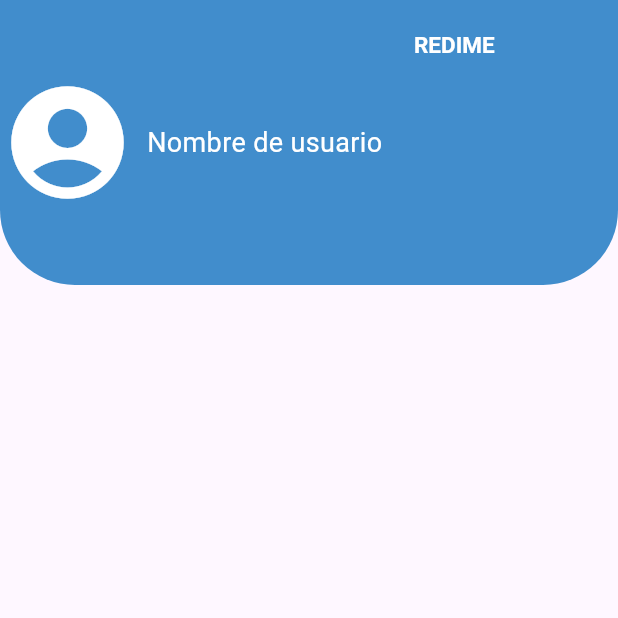
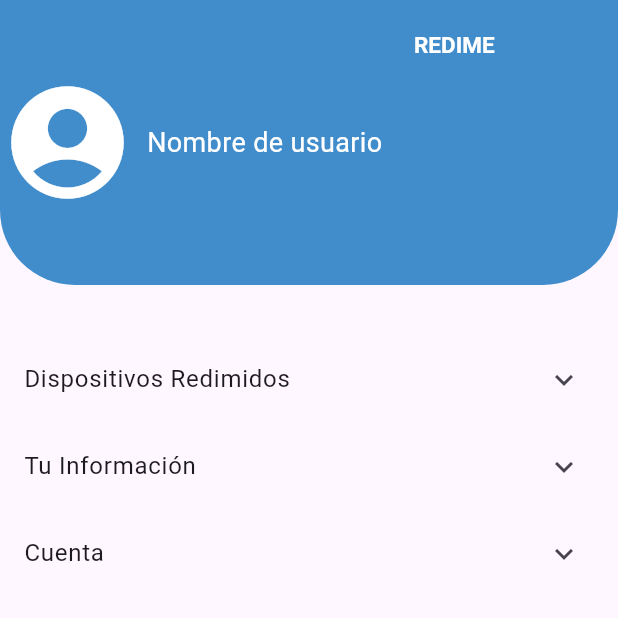
Before and after one commit to danniebravo/REDIME, a Flutter app: the HomeView screen opened by its route, on a phone screen of 412 x 824 dp, the top half of it. Run offline on Flutter 3.47's test engine with Material 3 defaults, Android fonts, the phone set to English and light mode, and no system bars; accounts and stored records are empty; network calls fail.

Commit message:
home_view_cambios

```diff
--- a/lib/views/home_view.dart
+++ b/lib/views/home_view.dart
@@ -47,6 +47,41 @@ class HomeView extends StatelessWidget {
 
 
 
+      body: ListView(
+
+        children: [
+          SizedBox(height: 34),
+          ExpansionTile(
+            title : Text("Dispositivos Redimidos" ),
+            children: [
+              ListTile(title: Text('Opción 1')),
+
+            ],
+
+          ),
+          ExpansionTile(
+            title : Text("Tu Información"),
+            children: [
+              ListTile(title: Text('Opción 1')),
+
+            ],
+
+          ),
+          ExpansionTile(
+            title : Text("Cuenta"),
+            children: [
+              ListTile(title: Text('Opción 1')),
+
+            ],
+
+          )
+
+        ],
+      ),
+
+
+
+
 
 
     );
--- a/lib/views/login_view.dart
+++ b/lib/views/login_view.dart
@@ -101,7 +101,7 @@ class LoginView extends StatelessWidget {
                     recognizer: TapGestureRecognizer()
                       ..onTap = () {
                         Navigator.pushNamed(context, '/register');
-                        print("dfffd");
+
                       },
                   ),
                 ],
--- a/lib/views/register_view.dart
+++ b/lib/views/register_view.dart
@@ -146,7 +146,7 @@ class RegisterView extends StatelessWidget {
                     recognizer: TapGestureRecognizer()
                       ..onTap = () {
                         Navigator.pushNamed(context, '/login');
-                        print("dfffd");
+
                       },
                   ),
                 ],
```
